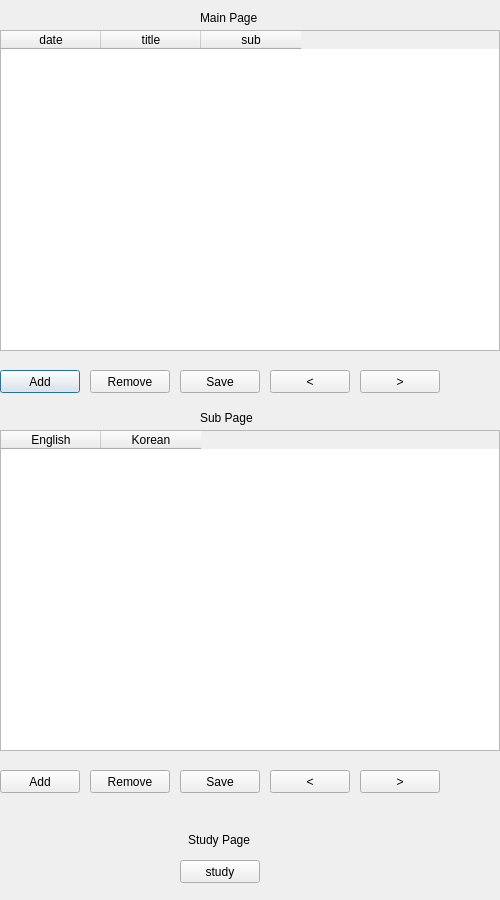
This is mainPage.ui in twoload/MemorizingEnglishSentence as Qt 5 draws it before an edit. The edited form follows.
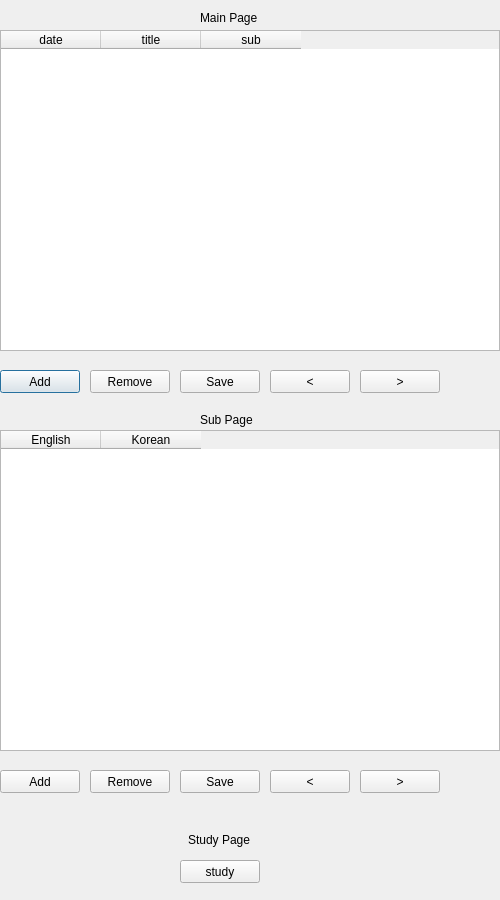
This is the edited form.

What changed in the file:
```diff
--- a/mainPage.ui
+++ b/mainPage.ui
@@ -242,8 +242,8 @@
     <rect>
      <x>200</x>
      <y>410</y>
-     <width>59</width>
-     <height>15</height>
+     <width>81</width>
+     <height>20</height>
     </rect>
    </property>
    <property name="text">
@@ -255,7 +255,7 @@
     <rect>
      <x>200</x>
      <y>10</y>
-     <width>71</width>
+     <width>81</width>
      <height>16</height>
     </rect>
    </property>
@@ -268,7 +268,7 @@
     <rect>
      <x>188</x>
      <y>830</y>
-     <width>71</width>
+     <width>91</width>
      <height>20</height>
     </rect>
    </property>
```
Left out of the diff: 15 changed lines with no effect on the pictures.
